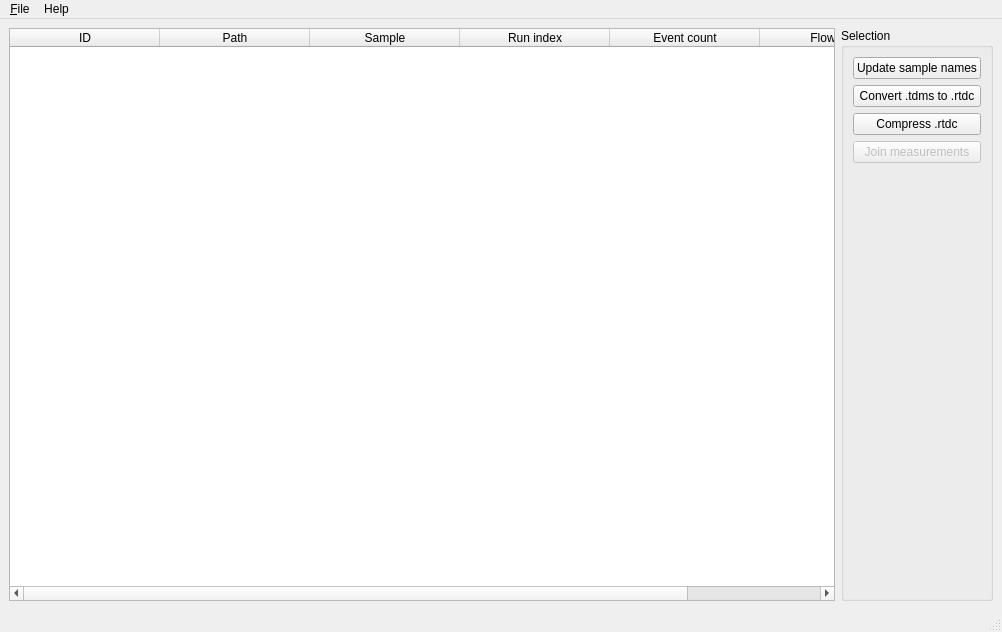
Old version of the form dckit/main.ui in the repository DC-analysis/DCKit.
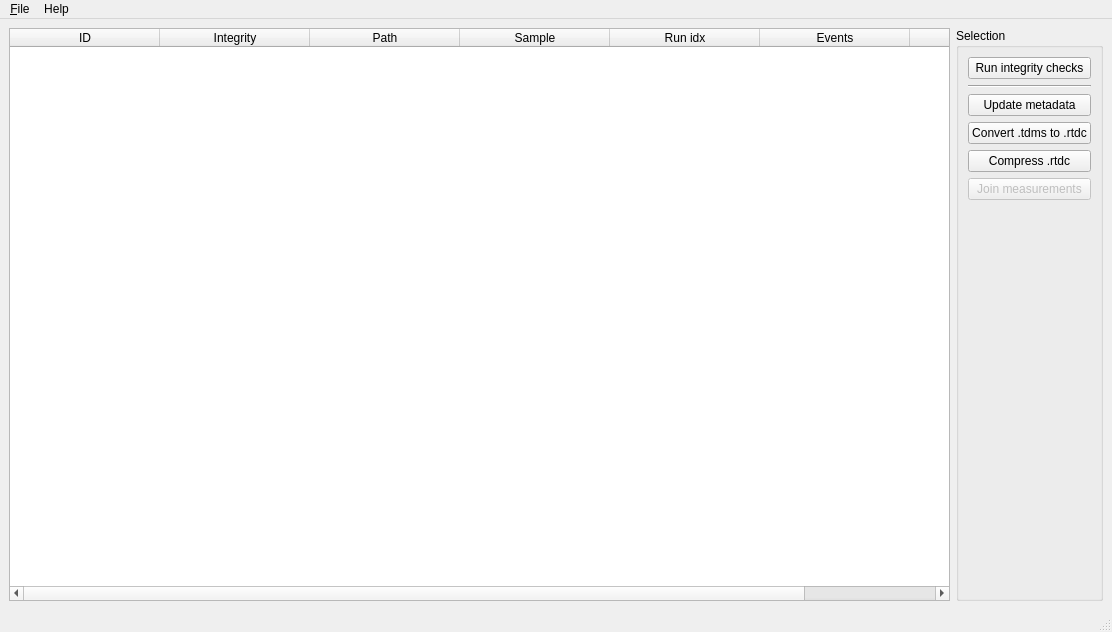
New version of the form.

Commit message: feat: new integrity checker with interface; some minor other fixes

Patch:
```diff
--- a/dckit/main.ui
+++ b/dckit/main.ui
@@ -6,7 +6,7 @@
    <rect>
     <x>0</x>
     <y>0</y>
-    <width>1002</width>
+    <width>1112</width>
     <height>632</height>
    </rect>
   </property>
@@ -49,6 +49,11 @@
         <string>ID</string>
        </property>
       </column>
+      <column>
+       <property name="text">
+        <string>Integrity</string>
+       </property>
+      </column>
       <column>
        <property name="text">
         <string>Path</string>
@@ -64,12 +69,12 @@
       </column>
       <column>
        <property name="text">
-        <string>Run index</string>
+        <string>Run idx</string>
        </property>
       </column>
       <column>
        <property name="text">
-        <string>Event count</string>
+        <string>Events</string>
        </property>
       </column>
       <column>
@@ -86,12 +91,26 @@
       </property>
       <layout class="QVBoxLayout" name="verticalLayout">
        <item>
-        <widget class="QPushButton" name="pushButton_sample">
+        <widget class="QPushButton" name="pushButton_integrity">
+         <property name="text">
+          <string>Run integrity checks</string>
+         </property>
+        </widget>
+       </item>
+       <item>
+        <widget class="Line" name="line">
+         <property name="orientation">
+          <enum>Qt::Horizontal</enum>
+         </property>
+        </widget>
+       </item>
+       <item>
+        <widget class="QPushButton" name="pushButton_metadata">
          <property name="toolTip">
           <string>update the sample name of individual .rtdc files in-place</string>
          </property>
          <property name="text">
-          <string>Update sample names</string>
+          <string>Update metadata</string>
          </property>
         </widget>
        </item>
@@ -154,7 +173,7 @@
     <rect>
      <x>0</x>
      <y>0</y>
-     <width>1002</width>
+     <width>1112</width>
      <height>22</height>
     </rect>
    </property>
```
The commit also changes 5 other files.
